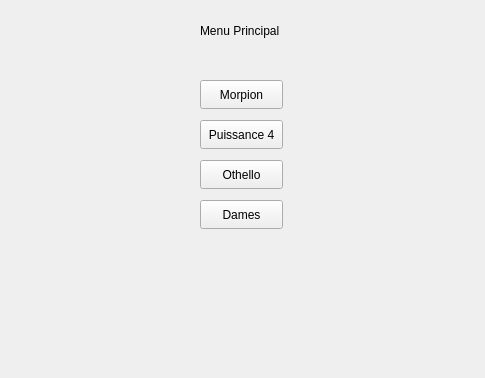
The window that TP-Refacto/accueil.ui (WRKT/cpp-project) describes before a commit, drawn with Qt 5.
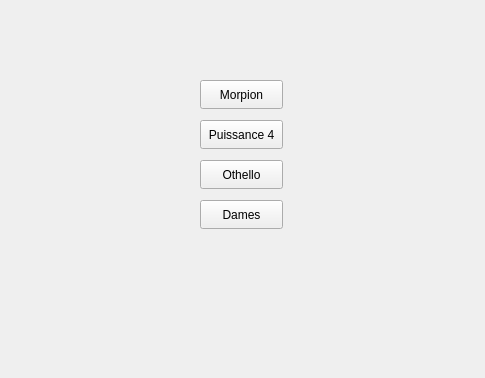
The same window after the commit.

Commit message: FEAT - Add new style for grid and menu

The edit to the form file:
```diff
--- a/TP-Refacto/accueil.ui
+++ b/TP-Refacto/accueil.ui
@@ -13,19 +13,6 @@
   <property name="windowTitle">
    <string>Form</string>
   </property>
-  <widget class="QLabel" name="label">
-   <property name="geometry">
-    <rect>
-     <x>200</x>
-     <y>20</y>
-     <width>101</width>
-     <height>21</height>
-    </rect>
-   </property>
-   <property name="text">
-    <string>Menu Principal</string>
-   </property>
-  </widget>
   <widget class="QPushButton" name="morpionButton">
    <property name="geometry">
     <rect>
```
The commit also changes 3 other files.
